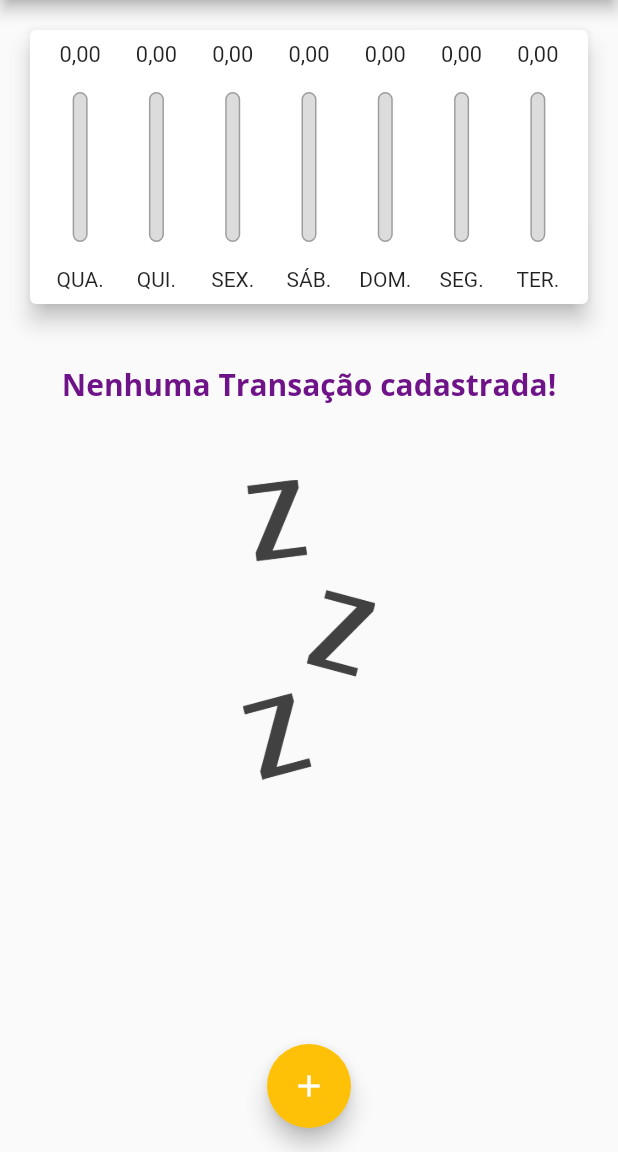
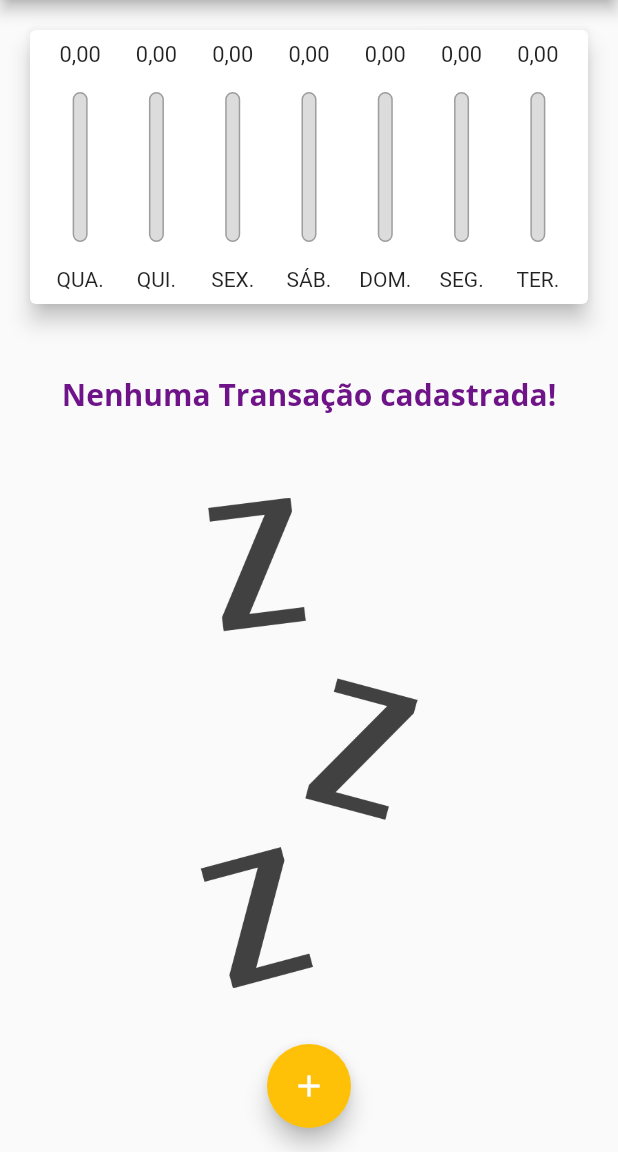
Before and after one commit to WellysonP/Depesas_Pessoais, a Flutter app: the screen it shows after launch, on a phone screen of 412 x 824 dp, the part 84-1236 px from its top. Run offline on Flutter 3.47's test engine with Material 2 defaults, Android fonts, the phone set to English and light mode, and no system bars.

Commit message:
Ajustado overflow da imagem

```diff
--- a/lib/componentes/transactions_list.dart
+++ b/lib/componentes/transactions_list.dart
@@ -1,4 +1,5 @@
 import 'package:flutter/material.dart';
+import 'package:flutter/rendering.dart';
 import '../models/transaction.dart';
 import 'package:intl/intl.dart';
 
@@ -12,10 +13,14 @@ class TransactionList extends StatelessWidget {
     return Container(
       height: MediaQuery.of(context).size.height * 0.71,
       child: transactions.isEmpty
-          ? Column(
+          ? LayoutBuilder(
+              builder: (ctx, constraints) {
+                return Column(
                   children: [
-                SizedBox(height: 20),
-                Text(
+                    SizedBox(height: constraints.maxHeight * 0.05),
+                    Container(
+                      height: constraints.maxHeight * 0.1,
+                      child: Text(
                         "Nenhuma Transação cadastrada!",
                         style: TextStyle(
                             fontFamily: "OpenSans",
@@ -23,15 +28,18 @@ class TransactionList extends StatelessWidget {
                             fontSize: 20,
                             color: Theme.of(context).colorScheme.primary),
                       ),
-                SizedBox(height: 50),
+                    ),
+                    SizedBox(height: constraints.maxHeight * 0.05),
                     Container(
-                  height: 200,
+                      height: constraints.maxHeight * 0.6,
                       child: Image.asset(
                         "assets/images/waiting.png",
                         fit: BoxFit.cover,
                       ),
                     ),
                   ],
+                );
+              },
             )
           : ListView.builder(
               itemCount: transactions.length,
```
Lines whose indentation alone changed are shown as unchanged.
